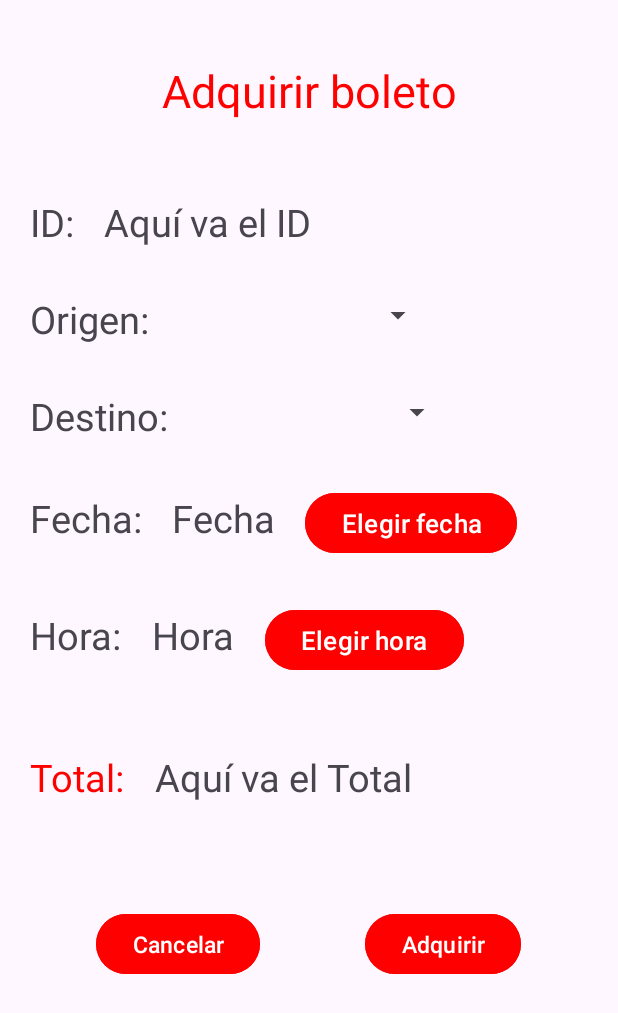
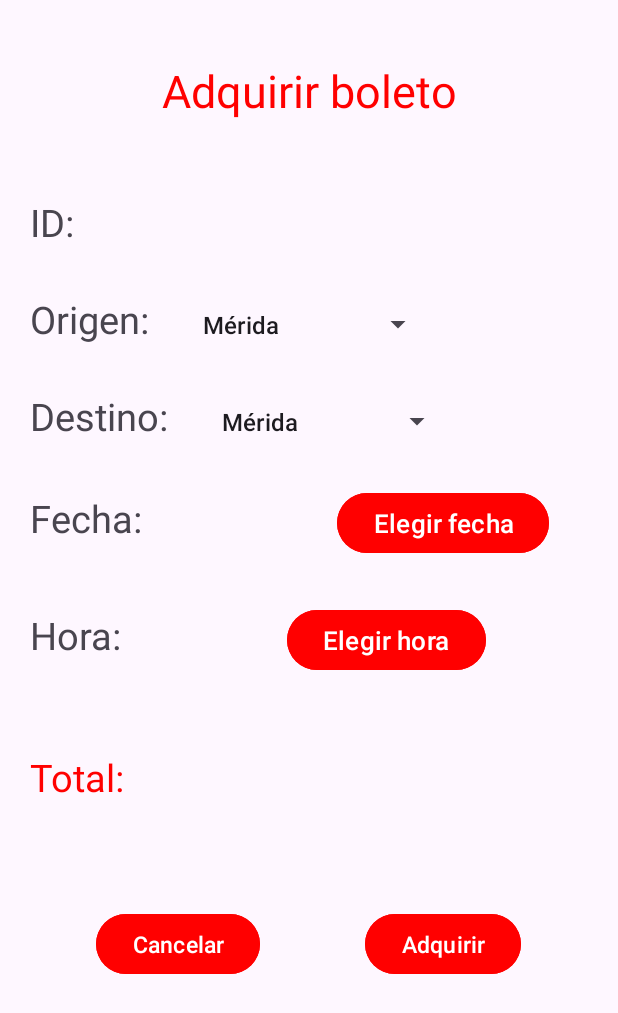
Before and after one commit to KarenRodea7/ADO_KR, an Android app: the Venta screen opened directly, with no data from a screen before it, on a phone screen of 412 x 824 dp. Shown: the top 1013 px of the screen. Run offline under Robolectric (Android 15) with nearby library versions, the phone set to English and light mode, and no system bars.

```diff
--- a/app/src/main/java/com/example/ado_kr/MainActivity.java
+++ b/app/src/main/java/com/example/ado_kr/MainActivity.java
@@ -37,7 +37,7 @@ public class MainActivity extends AppCompatActivity {
                     String datos = user.getText().toString();
                     String contr = pass.getText().toString();
 
-                    if(datos.equals("UsuarioADO") & contr.equals("PSWDADO")){
+                    if(datos.equals("") & contr.equals("")){
                         startActivity(intent);
                         Toast.makeText(getApplicationContext(), "Bienvenido al Menú "+datos, Toast.LENGTH_LONG).show();
                     }else {
--- a/app/src/main/java/com/example/ado_kr/Venta.java
+++ b/app/src/main/java/com/example/ado_kr/Venta.java
@@ -1,24 +1,155 @@
 package com.example.ado_kr;
 
+import android.app.DatePickerDialog;
+import android.app.TimePickerDialog;
+import android.content.ContentValues;
+import android.content.Intent;
+import android.database.sqlite.SQLiteDatabase;
 import android.os.Bundle;
+import android.view.View;
+import android.widget.AdapterView;
+import android.widget.ArrayAdapter;
+import android.widget.Button;
+import android.widget.DatePicker;
+import android.widget.Spinner;
+import android.widget.TextView;
+import android.widget.TimePicker;
+import android.widget.Toast;
 
-import androidx.activity.EdgeToEdge;
 import androidx.appcompat.app.AppCompatActivity;
-import androidx.core.graphics.Insets;
-import androidx.core.view.ViewCompat;
-import androidx.core.view.WindowInsetsCompat;
 
 public class Venta extends AppCompatActivity {
+
+    TextView Id, Fecha, Hora, Total;
+    Spinner origen, destino;
+    Button Efecha, Ehora, Cancelar, Adquirir;
+    int b = 1;
 
     @Override
     protected void onCreate(Bundle savedInstanceState) {
         super.onCreate(savedInstanceState);
-        EdgeToEdge.enable(this);
         setContentView(R.layout.activity_venta);
-        ViewCompat.setOnApplyWindowInsetsListener(findViewById(R.id.main), (v, insets) -> {
-            Insets systemBars = insets.getInsets(WindowInsetsCompat.Type.systemBars());
-            v.setPadding(systemBars.left, systemBars.top, systemBars.right, systemBars.bottom);
-            return insets;
+
+        Id = findViewById(R.id.ID);
+        Fecha = findViewById(R.id.Fecha);
+        Hora = findViewById(R.id.Hora);
+        Total = findViewById(R.id.Total);
+        origen = findViewById(R.id.Origen);
+        destino = findViewById(R.id.Destino);
+        Efecha = findViewById(R.id.EFecha);
+        Ehora = findViewById(R.id.EHora);
+        Cancelar = findViewById(R.id.Cancelar);
+        Adquirir = findViewById(R.id.Adquirir);
+
+        final String[] lugares = {"Mérida", "CDMX", "Villahermosa", "Cancún", "Córdoba"};
+        origen.setAdapter(new ArrayAdapter<String>(this,android.R.layout.simple_list_item_1,lugares));
+        destino.setAdapter(new ArrayAdapter<String>(this,android.R.layout.simple_list_item_1,lugares));
+
+        origen.setOnItemSelectedListener(new AdapterView.OnItemSelectedListener() {
+            @Override
+            public void onItemSelected(AdapterView<?> parent, View view, int position, long id) {
+                String origin = parent.getItemAtPosition(position).toString();
+            }
+            @Override
+            public void onNothingSelected(AdapterView<?> parent) {
+            }
         });
+
+        destino.setOnItemSelectedListener(new AdapterView.OnItemSelectedListener() {
+            @Override
+            public void onItemSelected(AdapterView<?> parent, View view, int position, long id) {
+                String destiny = parent.getItemAtPosition(position).toString();
+            }
+            @Override
+            public void onNothingSelected(AdapterView<?> parent) {
+            }
+        });
+
+        Efecha.setOnClickListener(new View.OnClickListener() {
+            @Override
+            public void onClick(View v) {
+                dialogofecha();
+            }
+        });
+
+        Ehora.setOnClickListener(new View.OnClickListener() {
+            @Override
+            public void onClick(View v) {
+                dialogohora();
+            }
+        });
+
+
+
+        Cancelar.setOnClickListener(new View.OnClickListener() {
+            @Override
+            public void onClick(View v) {
+                Intent i = new Intent(getApplicationContext(), Menu.class);
+                Toast.makeText(getApplicationContext(), "Evento cancelado", Toast.LENGTH_LONG).show();
+                startActivity(i);
+            }
+        });
+
+        Adquirir.setOnClickListener(new View.OnClickListener() {
+            @Override
+            public void onClick(View v) {
+                String origin = origen.getSelectedItem().toString();
+                String destiny = destino.getSelectedItem().toString();
+                String date = Fecha.getText().toString();
+                String time = Hora.getText().toString();
+                if(origin.equals("")||destiny.equals("")||date.equals("")||time.equals("")){
+                    Toast.makeText(getApplicationContext(),"Debes llenar todos los campos",Toast.LENGTH_LONG).show();
+                }else{
+                    String response = insertar(origin,destiny,date,time);
+                    String[] res = response.split("-");
+                    if(res[0].equals("Exitoso"))
+                        Toast.makeText(getApplicationContext(),res[1],Toast.LENGTH_LONG).show();
+                    else
+                        Toast.makeText(getApplicationContext(),res[1],Toast.LENGTH_LONG).show();
+                }
+
+            }
+        });
+
+
+    }
+
+    private String insertar(String origin, String destiny, String date, String time) {
+        ClaseBD admin = new ClaseBD(getApplicationContext(),"BoletosADO",null,1);
+        ContentValues registro =new ContentValues();
+        SQLiteDatabase reader = admin.getReadableDatabase();
+        try {
+            registro.put("origen",origin);
+            registro.put("destino",destiny);
+            registro.put("fecha", date);
+            registro.put("hora", time);
+            reader.insert("boletos",null,registro);
+            reader.close();
+            return "Exitoso-Registro insertado con exito!!!!";
+
+        }catch (Exception e){
+            return "Error-"+e.getMessage();
+        }
+
+    }
+
+    private void dialogohora() {
+        TimePickerDialog dialog2 = new TimePickerDialog(this, new TimePickerDialog.OnTimeSetListener() {
+            @Override
+            public void onTimeSet(TimePicker view, int hourOfDay, int minute) {
+                Hora.setText(String.valueOf(hourOfDay)+":"+String.valueOf(minute));
+            }
+        }, 15, 00, true);
+        dialog2.show();
+    }
+
+    private void dialogofecha() {
+        DatePickerDialog dialog = new DatePickerDialog(this, new DatePickerDialog.OnDateSetListener() {
+            @Override
+            public void onDateSet(DatePicker view, int year, int month, int dayOfMonth) {
+                Fecha.setText(year+"."+(month+1)+"."+dayOfMonth);
+            }
+        }, 2024, 01, 15);
+        dialog.show();
     }
 }
--- a/app/src/main/res/layout/activity_venta.xml
+++ b/app/src/main/res/layout/activity_venta.xml
@@ -35,10 +35,9 @@
                 android:text="ID:"
                 android:textSize="25dp"/>
             <TextView
-                android:layout_width="wrap_content"
+                android:layout_width="70dp"
                 android:layout_height="wrap_content"
                 android:id="@+id/ID"
-                android:text="Aquí va el ID"
                 android:textSize="25dp"/>
         </LinearLayout>
         <LinearLayout
@@ -55,6 +54,7 @@
             <Spinner
                 android:layout_width="170dp"
                 android:layout_height="30dp"
+                android:id="@+id/Origen"
                 android:textSize="25dp"/>
         </LinearLayout>
         <LinearLayout
@@ -71,6 +71,7 @@
             <Spinner
                 android:layout_width="170dp"
                 android:layout_height="30dp"
+                android:id="@+id/Destino"
                 android:textSize="25dp"/>
         </LinearLayout>
         <LinearLayout
@@ -81,15 +82,15 @@
             <TextView
                 android:layout_width="wrap_content"
                 android:layout_height="wrap_content"
-                android:layout_marginRight="20dp"
+                android:layout_marginRight="10dp"
                 android:text="Fecha:"
                 android:textSize="25dp"/>
             <TextView
-                android:layout_width="wrap_content"
+                android:layout_width="100dp"
                 android:layout_height="wrap_content"
                 android:id="@+id/Fecha"
                 android:layout_marginRight="20dp"
-                android:text="Fecha"
+                android:inputType="date"
                 android:textSize="25dp"/>
             <Button
                 android:layout_width="wrap_content"
@@ -107,15 +108,15 @@
             <TextView
                 android:layout_width="wrap_content"
                 android:layout_height="wrap_content"
-                android:layout_marginRight="20dp"
+                android:layout_marginRight="10dp"
                 android:text="Hora:"
                 android:textSize="25dp"/>
             <TextView
-                android:layout_width="wrap_content"
+                android:layout_width="80dp"
                 android:layout_height="wrap_content"
                 android:layout_marginRight="20dp"
                 android:id="@+id/Hora"
-                android:text="Hora"
+                android:inputType="time"
                 android:textSize="25dp"/>
             <Button
                 android:layout_width="wrap_content"
@@ -139,10 +140,10 @@
                 android:textSize="25dp"
                 android:textColor="#FF0000"/>
             <TextView
-                android:layout_width="wrap_content"
+                android:layout_width="120dp"
                 android:layout_height="wrap_content"
                 android:id="@+id/Total"
-                android:text="Aquí va el Total"
+                android:inputType="numberDecimal"
                 android:textSize="25dp"/>
         </LinearLayout>
         <LinearLayout
```
Also changed, not shown: app/src/main/java/com/example/ado_kr/ClaseBD.java (added, +23 -0 lines), app/src/main/java/com/example/ado_kr/Consulta.java (+1 -6 lines), app/src/main/res/layout/activity_main.xml (+3 -4 lines).
